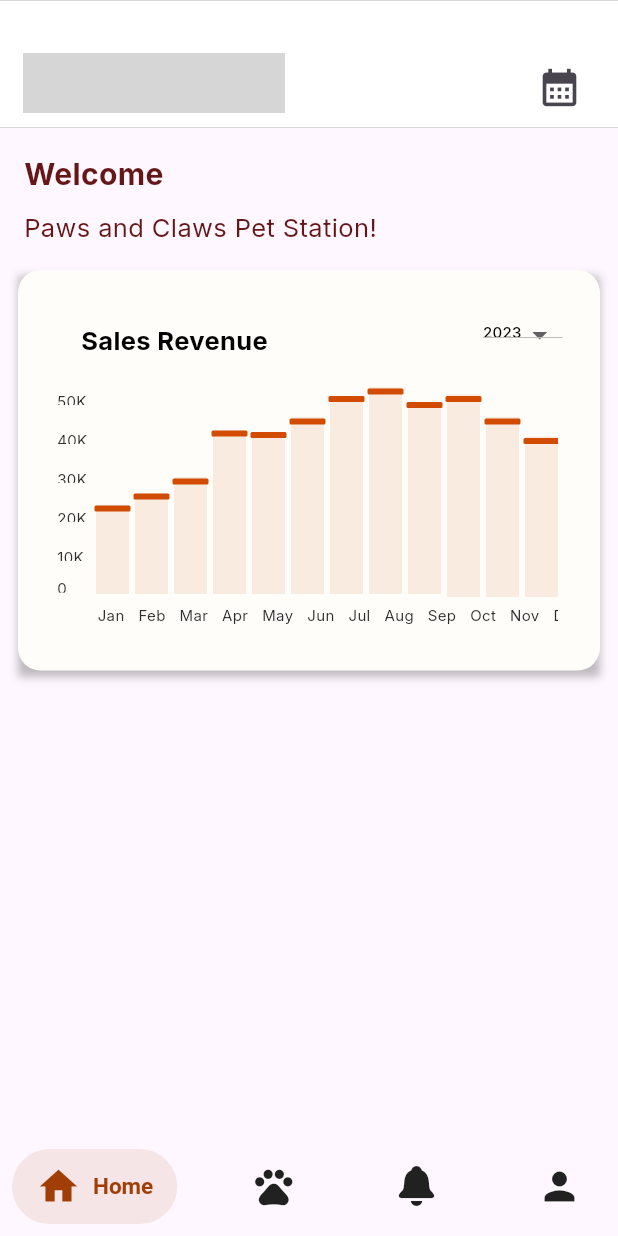
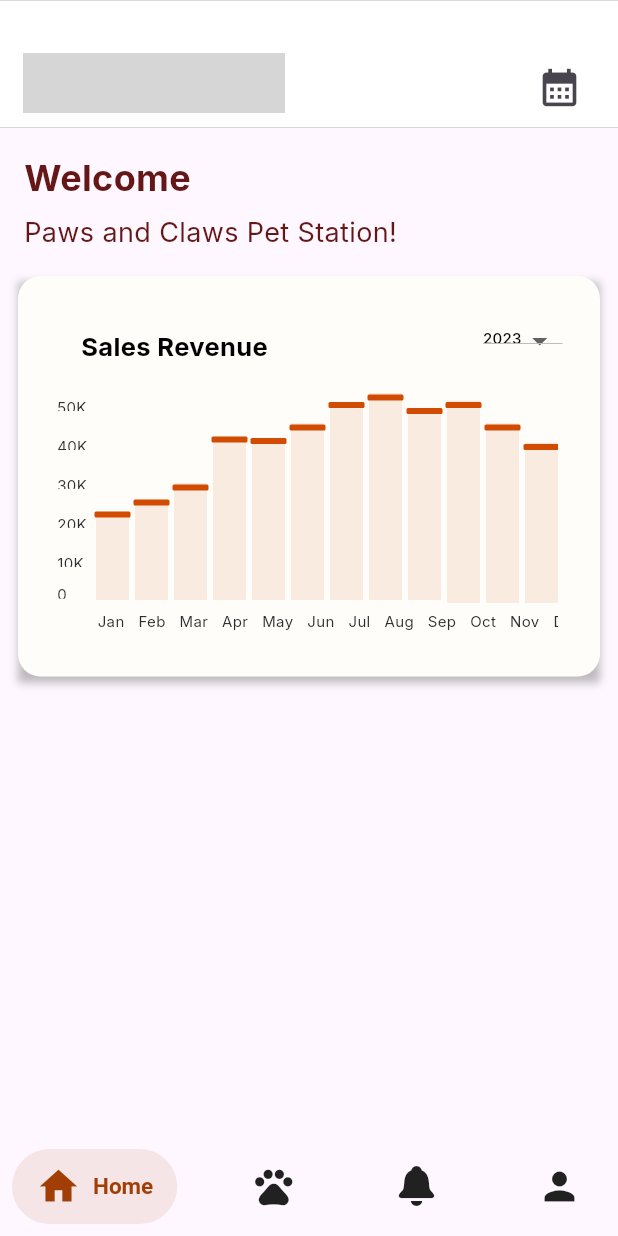
Before and after one commit to Pamfurred-Service-Provider/pamfurred_service_provider, a Flutter app: the screen it shows after launch, on a phone screen of 412 x 824 dp. Run offline on Flutter 3.47's test engine with Material 3 defaults, Android fonts, the phone set to English and light mode, and no system bars; drawn by our look-alikes of salomon_bottom_bar; our stand-ins replace email_validator, google_fonts, intl_phone_field; grey boxes are pictures that could not be loaded.

Commit message:
small change

```diff
--- a/lib/screens/home_screen.dart
+++ b/lib/screens/home_screen.dart
@@ -28,16 +28,16 @@ class HomeScreenState extends State<HomeScreen> {
                   'Welcome',
                   style: TextStyle(
                     color: Color(0xFF651616),
-                    fontSize: 20,
+                    fontSize: 24,
                     fontWeight: FontWeight.bold,
                   ),
                 ),
-                SizedBox(height: 10),
+                SizedBox(height: 7),
                 Text(
                   'Paws and Claws Pet Station!', //connect to the db, this should show the name of the store.
                   style: TextStyle(
                     color: Color(0xFF651616),
-                    fontSize: 17,
+                    fontSize: 18,
                   ),
                 ),
               ],
```
